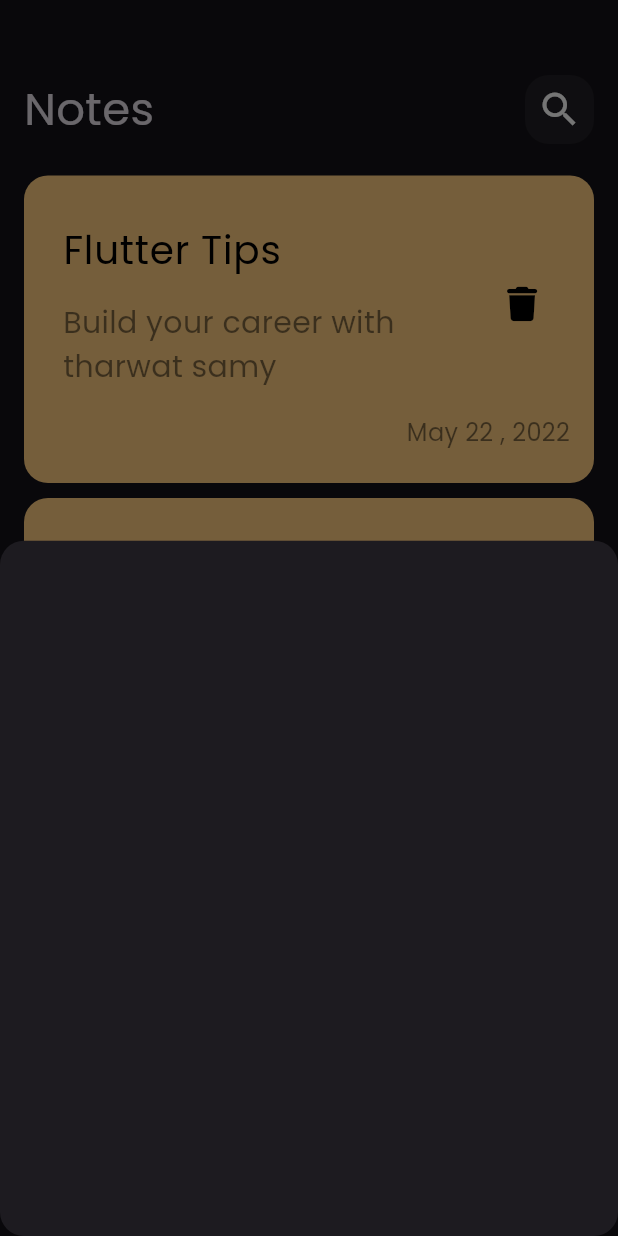
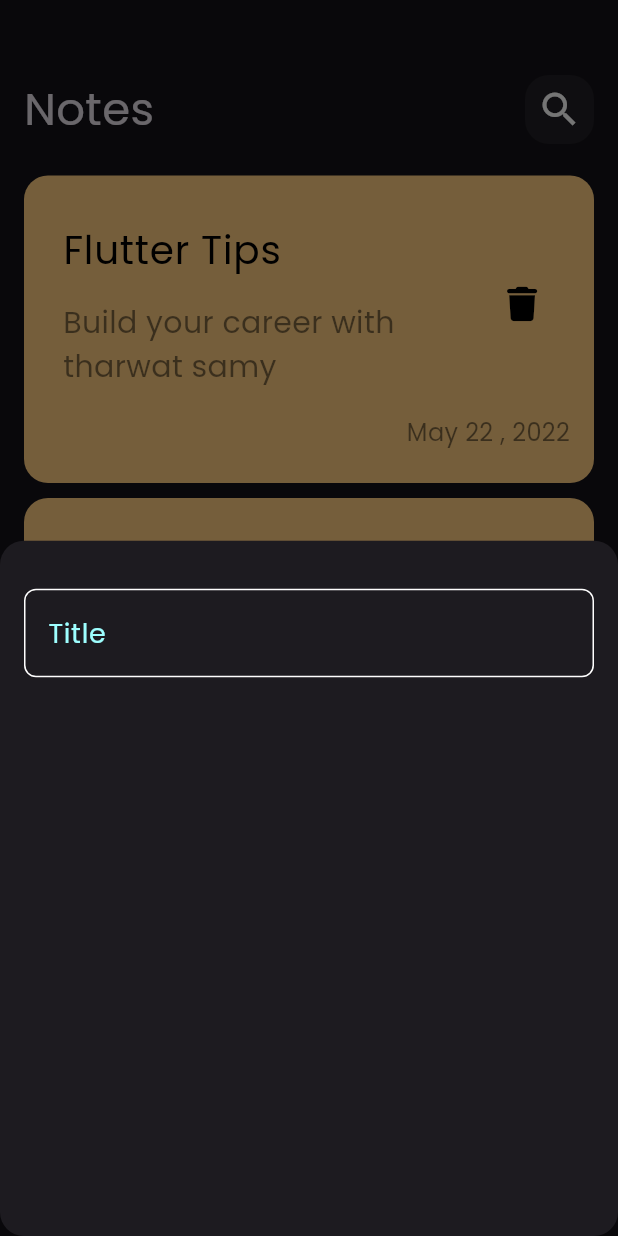
Before and after one commit to raneem-fayez/notes_app, a Flutter app: the screen it shows after launch, after a tap on the "add" icon, on a phone screen of 412 x 824 dp. Run offline on Flutter 3.47's test engine with Material 3 defaults, Android fonts, the phone set to English and light mode, and no system bars; our stand-ins replace font_awesome_flutter.

Commit message:
create custom text field

```diff
--- /dev/null
+++ b/lib/constants.dart
@@ -0,0 +1,3 @@
+import 'package:flutter/material.dart';
+
+const kPrimaryColor = Color(0xff9EFFFF);
--- a/lib/widgets/add_note_button_sheet.dart
+++ b/lib/widgets/add_note_button_sheet.dart
@@ -1,10 +1,21 @@
 import 'package:flutter/material.dart';
+import 'package:notes_app/widgets/custom_text_field.dart';
 
 class AddNoteButtonSheet extends StatelessWidget {
   const AddNoteButtonSheet({super.key});
 
   @override
   Widget build(BuildContext context) {
-    return Container();
+    return const Padding(
+      padding: EdgeInsets.symmetric(horizontal: 16),
+      child: Column(
+        children: [
+          SizedBox(
+            height: 32,
+          ),
+          CustomTextField(),
+        ],
+      ),
+    );
   }
 }
--- /dev/null
+++ b/lib/widgets/custom_text_field.dart
@@ -0,0 +1,26 @@
+import 'package:flutter/material.dart';
+import 'package:notes_app/constants.dart';
+
+class CustomTextField extends StatelessWidget {
+  const CustomTextField({super.key});
+
+  @override
+  Widget build(BuildContext context) {
+    return TextField(
+      cursorColor: kPrimaryColor,
+      decoration: InputDecoration(
+        hintText: 'Title',
+        hintStyle: const TextStyle(color: kPrimaryColor, fontSize: 18),
+        border: buildBorder(),
+        focusedBorder: buildBorder(kPrimaryColor),
+        enabledBorder: buildBorder(),
+      ),
+    );
+  }
+
+  OutlineInputBorder buildBorder([color]) {
+    return OutlineInputBorder(
+        borderRadius: BorderRadius.circular(8),
+        borderSide: BorderSide(color: color ?? Colors.white));
+  }
+}
```
